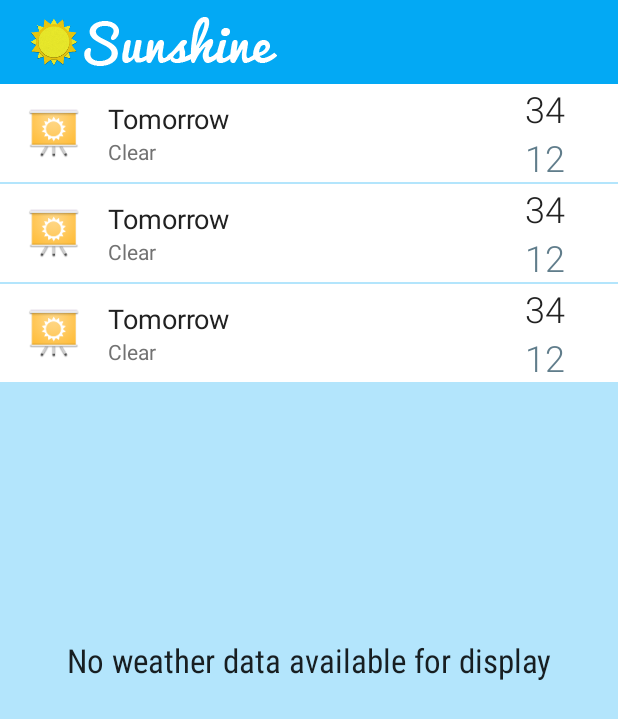
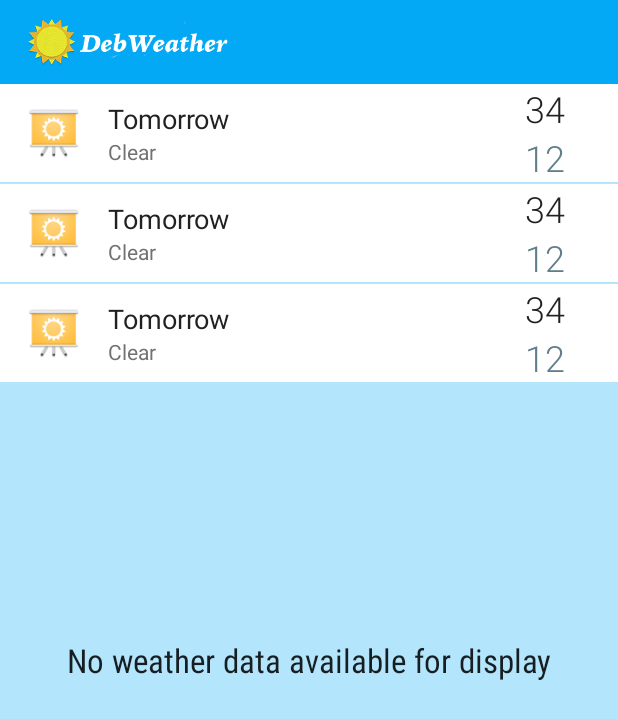
Before and after one commit to pdroid84/Sunshine-Project, an Android app: the layout widget_detail.xml on its own in the app's theme, with its tools: preview values and no code run, on a phone screen of 412 x 824 dp. Shown: the top 719 px of the screen. Run offline under Robolectric (Android 15) with nearby library versions, the phone set to English and light mode, and no system bars.

Commit message:
Minor customisation to brand the app

```diff
--- a/app/src/main/res/layout/widget_detail.xml
+++ b/app/src/main/res/layout/widget_detail.xml
@@ -12,12 +12,12 @@
         android:paddingLeft="@dimen/abc_list_item_padding_horizontal_material"
         android:paddingRight="@dimen/abc_list_item_padding_horizontal_material"
         android:background="@color/primary">
-        <ImageView
-            android:layout_width="@dimen/list_icon"
-            android:layout_height="@dimen/list_icon"
-            android:contentDescription="@string/app_name"
-            android:layout_gravity="center"
-            android:src="@drawable/art_clear"/>
+        <!--<ImageView-->
+            <!--android:layout_width="@dimen/list_icon"-->
+            <!--android:layout_height="@dimen/list_icon"-->
+            <!--android:contentDescription="@string/app_name"-->
+            <!--android:layout_gravity="center"-->
+            <!--android:src="@drawable/art_clear"/>-->
     <FrameLayout
         android:id="@+id/widget"
         android:layout_width="0dp"
--- a/app/src/main/res/values/strings.xml
+++ b/app/src/main/res/values/strings.xml
@@ -1,6 +1,6 @@
 <?xml version="1.0" encoding="utf-8"?>
 <resources xmlns:xliff="http://schemas.android.com/tools">
-    <string name="app_name">Sunshine</string>
+    <string name="app_name">DebWeather</string>
     <string name="hello_world">Hello world!</string>
     <string name="action_settings">Settings</string>
     <string name="action_refresh" translatable="false">Refresh</string>
@@ -110,8 +110,8 @@
     <string name="attribution_text">Powered by Google</string>
 
     <!-- Strings related to Widgets -->
-    <string name="title_widget_today">Sunshine Today</string>
-    <string name="title_widget_detail">Sunshine Detail</string>
+    <string name="title_widget_today">DebWeather Today</string>
+    <string name="title_widget_detail">DebWeather Detail</string>
     <string name="widget_list_empty_view_text">No weather data available for display</string>
 
     <!-- Strings related to Muzei Source -->
```
Also changed, not shown: app/src/main/res/drawable-hdpi/ic_logo.png, app/src/main/res/drawable-mdpi/ic_logo.png, app/src/main/res/drawable-xhdpi/ic_logo.png, app/src/main/res/drawable-xxhdpi/ic_logo.png.
